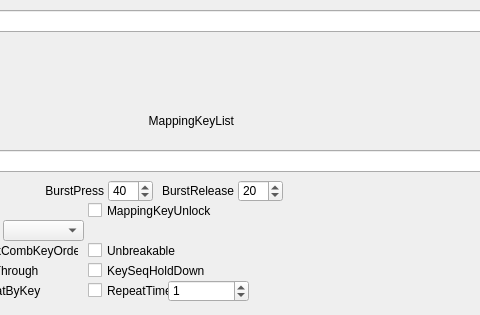
This is QKeyMapper/qitemsetupdialog.ui in Zalafina/QKeyMapper as Qt 5 draws it before an edit; both pictures show x 142 to 622 and y 0 to 315 of the 820 by 315 pixel window. The edited form follows.
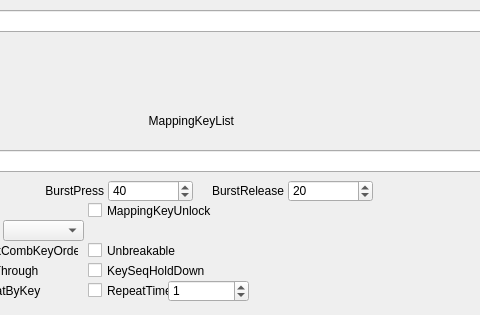
This is the edited form.

Commit message: Add millisecond suffix for time spinbox widget.

```diff
--- a/QKeyMapper/qitemsetupdialog.ui
+++ b/QKeyMapper/qitemsetupdialog.ui
@@ -93,7 +93,7 @@
     <rect>
      <x>250</x>
      <y>180</y>
-     <width>45</width>
+     <width>85</width>
      <height>22</height>
     </rect>
    </property>
@@ -123,9 +123,9 @@
   <widget class="QLabel" name="burstreleaseLabel">
    <property name="geometry">
     <rect>
-     <x>295</x>
+     <x>335</x>
      <y>180</y>
-     <width>81</width>
+     <width>91</width>
      <height>22</height>
     </rect>
    </property>
@@ -139,9 +139,9 @@
   <widget class="QSpinBox" name="burstreleaseSpinBox">
    <property name="geometry">
     <rect>
-     <x>380</x>
+     <x>430</x>
      <y>180</y>
-     <width>45</width>
+     <width>85</width>
      <height>22</height>
     </rect>
    </property>
```
The commit also changes 6 other files.
